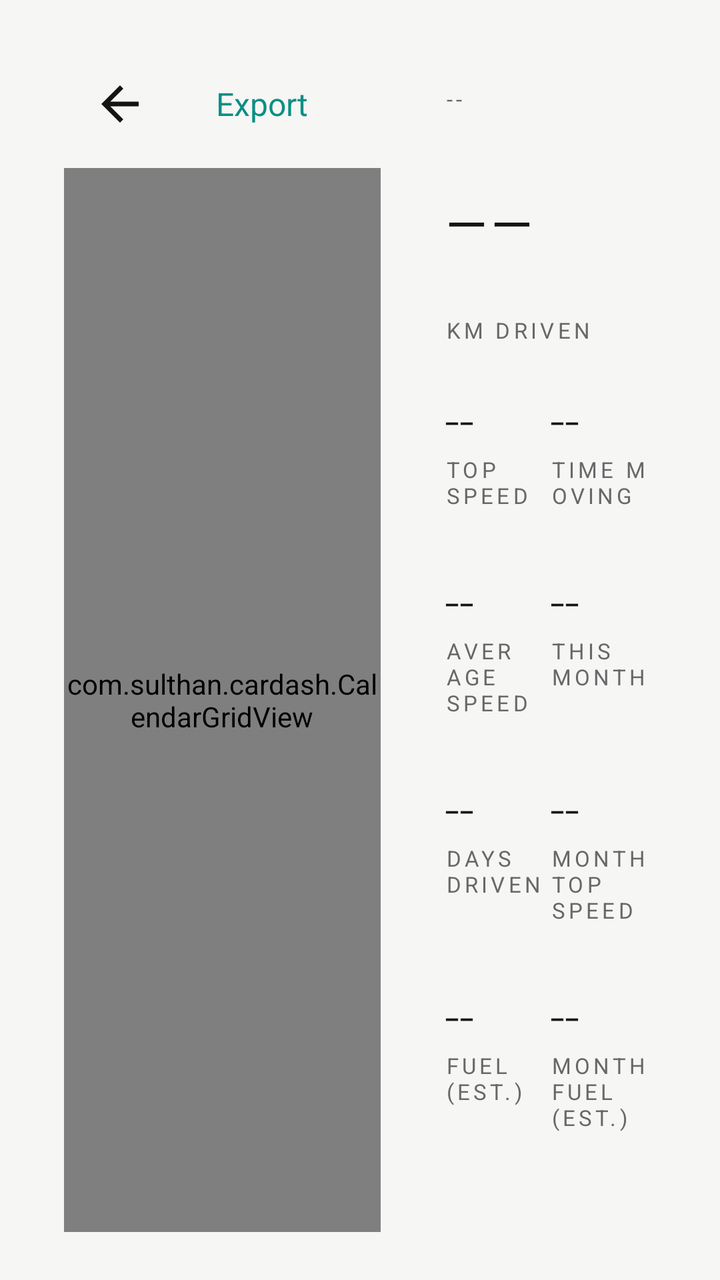
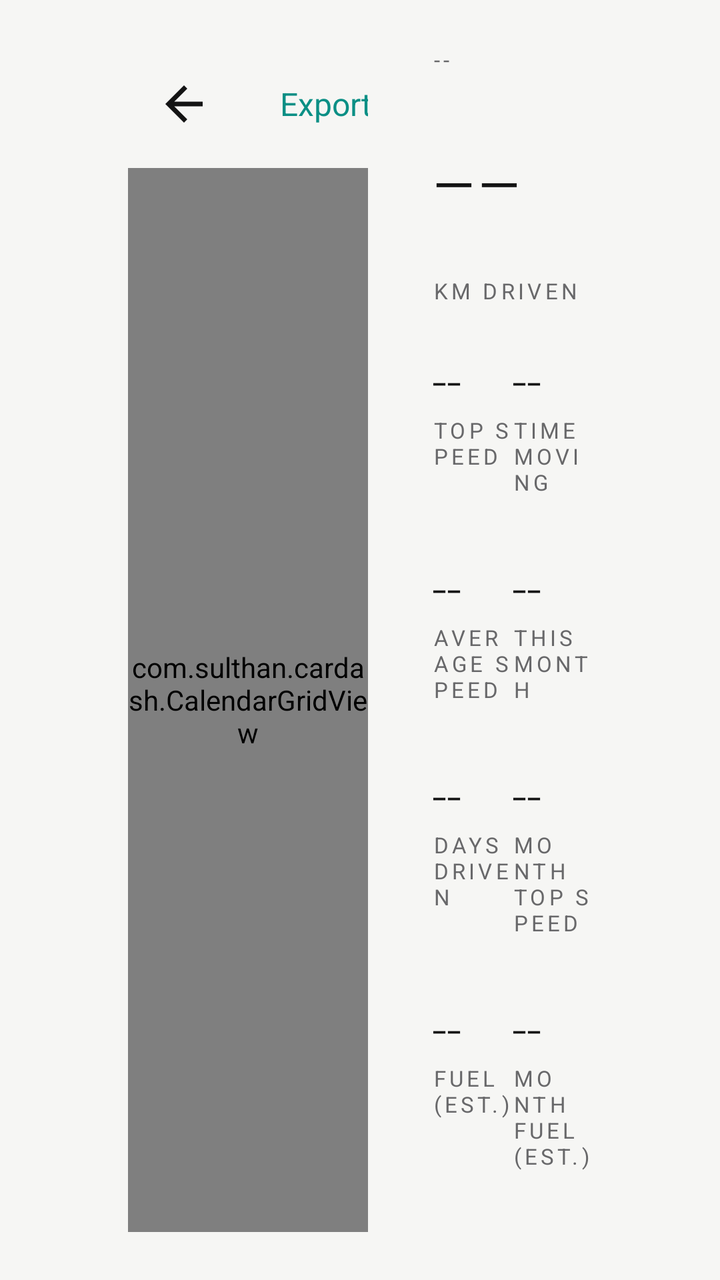

The first picture is an Android layout as it rendered before a commit; the second is the same layout after the commit. The layout source and the unified diff follow.
<!-- AndroidManifest.xml: activity theme CdAppTheme -->
<!-- res/layout/activity_drives.xml -->
<?xml version="1.0" encoding="utf-8"?>
<LinearLayout xmlns:android="http://schemas.android.com/apk/res/android"
    android:layout_width="match_parent"
    android:layout_height="match_parent"
    android:orientation="horizontal"
    android:paddingBottom="24dp"
    android:paddingEnd="32dp"
    android:paddingStart="32dp"
    android:paddingTop="20dp">

    <LinearLayout
        android:layout_width="0dp"
        android:layout_height="match_parent"
        android:layout_marginEnd="32dp"
        android:layout_weight="6"
        android:orientation="vertical">

        <LinearLayout
            android:layout_width="match_parent"
            android:layout_height="64dp"
            android:gravity="center_vertical"
            android:orientation="horizontal">

            <ImageButton
                android:id="@+id/d_back"
                style="@style/IconButton"
                android:contentDescription="Back"
                android:src="@drawable/ic_back" />

            <TextView
                android:id="@+id/d_month"
                android:layout_width="0dp"
                android:layout_height="wrap_content"
                android:layout_marginStart="8dp"
                android:layout_weight="1"
                android:fontFamily="sans-serif-light"
                android:textColor="@color/text"
                android:textSize="26sp" />

            <TextView
                android:id="@+id/d_export"
                android:layout_width="wrap_content"
                android:layout_height="48dp"
                android:layout_marginEnd="8dp"
                android:background="@drawable/round_ripple"
                android:gravity="center"
                android:paddingEnd="12dp"
                android:paddingStart="12dp"
                android:text="Export"
                android:textColor="@color/accent"
                android:textSize="16sp" />

            <ImageButton
                android:id="@+id/d_prev"
                style="@style/IconButton"
                android:contentDescription="Previous month"
                android:src="@drawable/ic_back" />

            <ImageButton
                android:id="@+id/d_next"
                style="@style/IconButton"
                android:contentDescription="Next month"
                android:rotation="180"
                android:src="@drawable/ic_back" />
        </LinearLayout>

        <com.sulthan.cardash.CalendarGridView
            android:id="@+id/d_grid"
            android:layout_width="match_parent"
            android:layout_height="0dp"
            android:layout_weight="1" />
    </LinearLayout>

    <LinearLayout
        android:layout_width="0dp"
        android:layout_height="match_parent"
        android:layout_weight="4"
        android:gravity="center_vertical"
        android:orientation="vertical">

        <TextView
            android:id="@+id/d_date"
            style="@style/StatLabel"
            android:text="--" />

        <TextView
            android:id="@+id/d_km"
            android:layout_width="wrap_content"
            android:layout_height="wrap_content"
            android:fontFamily="sans-serif-thin"
            android:text="--"
            android:textColor="@color/text"
            android:textSize="76sp" />

        <TextView
            android:id="@+id/d_km_unit"
            style="@style/StatLabel"
            android:layout_marginBottom="20dp"
            android:text="km driven" />

        <LinearLayout
            android:layout_width="match_parent"
            android:layout_height="wrap_content"
            android:orientation="horizontal">

            <LinearLayout style="@style/FuelCell">
                <TextView android:id="@+id/d_top" style="@style/FuelValue" />
                <TextView style="@style/StatLabel" android:text="Top speed" />
            </LinearLayout>

            <LinearLayout style="@style/FuelCell">
                <TextView android:id="@+id/d_time" style="@style/FuelValue" />
                <TextView style="@style/StatLabel" android:text="Time moving" />
            </LinearLayout>
        </LinearLayout>

        <LinearLayout
            android:layout_width="match_parent"
            android:layout_height="wrap_content"
            android:orientation="horizontal">

            <LinearLayout style="@style/FuelCell">
                <TextView android:id="@+id/d_avg" style="@style/FuelValue" />
                <TextView style="@style/StatLabel" android:text="Average speed" />
            </LinearLayout>

            <LinearLayout style="@style/FuelCell">
                <TextView android:id="@+id/d_month_km" style="@style/FuelValue" />
                <TextView style="@style/StatLabel" android:text="This month" />
            </LinearLayout>
        </LinearLayout>

        <LinearLayout
            android:layout_width="match_parent"
            android:layout_height="wrap_content"
            android:orientation="horizontal">

            <LinearLayout style="@style/FuelCell">
                <TextView android:id="@+id/d_month_days" style="@style/FuelValue" />
                <TextView style="@style/StatLabel" android:text="Days driven" />
            </LinearLayout>

            <LinearLayout style="@style/FuelCell">
                <TextView android:id="@+id/d_month_top" style="@style/FuelValue" />
                <TextView style="@style/StatLabel" android:text="Month top speed" />
            </LinearLayout>
        </LinearLayout>

        <LinearLayout
            android:layout_width="match_parent"
            android:layout_height="wrap_content"
            android:orientation="horizontal">

            <LinearLayout style="@style/FuelCell">
                <TextView android:id="@+id/d_fuel" style="@style/FuelValue" />
                <TextView style="@style/StatLabel" android:text="Fuel (est.)" />
            </LinearLayout>

            <LinearLayout style="@style/FuelCell">
                <TextView android:id="@+id/d_month_fuel" style="@style/FuelValue" />
                <TextView style="@style/StatLabel" android:text="Month fuel (est.)" />
            </LinearLayout>
        </LinearLayout>

        <TextView
            android:id="@+id/d_empty"
            android:layout_width="match_parent"
            android:layout_height="wrap_content"
            android:fontFamily="sans-serif-light"
            android:text="No drives recorded yet.\nDrives are recorded from the OBD-II adapter's speed, or from GPS when Location is on."
            android:textColor="@color/text_dim"
            android:textSize="14sp"
            android:visibility="gone" />
    </LinearLayout>
</LinearLayout>
<!-- resources referenced by this layout -->
<resources>
  <color name="accent">#0B8F85</color>
  <color name="text">#141414</color>
  <color name="text_dim">#68686A</color>
  <!-- drawable ic_back (drawable) -->
  <?xml version="1.0" encoding="utf-8"?>
  <vector xmlns:android="http://schemas.android.com/apk/res/android"
      android:width="24dp" android:height="24dp" android:viewportWidth="24" android:viewportHeight="24">
      <path android:fillColor="#FFFFFFFF" android:pathData="M20,11H7.83l5.59,-5.59L12,4l-8,8 8,8 1.41,-1.41L7.83,13H20v-2z" />
  </vector>
  <!-- drawable round_ripple (drawable) -->
  <?xml version="1.0" encoding="utf-8"?>
  <ripple xmlns:android="http://schemas.android.com/apk/res/android" android:color="@color/card_pressed" />
  <style name="FuelCell">
          <item name="android:layout_width">0dp</item>
          <item name="android:layout_height">wrap_content</item>
          <item name="android:layout_weight">1</item>
          <item name="android:layout_marginBottom">28dp</item>
          <item name="android:orientation">vertical</item>
      </style>
  <style name="FuelValue">
          <item name="android:layout_width">wrap_content</item>
          <item name="android:layout_height">wrap_content</item>
          <item name="android:textSize">26sp</item>
          <item name="android:textColor">@color/text</item>
          <item name="android:fontFamily">sans-serif-light</item>
          <item name="android:text">--</item>
      </style>
  <style name="IconButton">
          <item name="android:layout_width">56dp</item>
          <item name="android:layout_height">56dp</item>
          <item name="android:padding">14dp</item>
          <item name="android:background">@drawable/round_ripple</item>
          <item name="android:tint">@color/text</item>
          <item name="android:scaleType">fitCenter</item>
      </style>
  <style name="StatLabel">
          <item name="android:layout_width">wrap_content</item>
          <item name="android:layout_height">wrap_content</item>
          <item name="android:textSize">11sp</item>
          <item name="android:textColor">@color/text_dim</item>
          <item name="android:textAllCaps">true</item>
          <item name="android:letterSpacing">0.16</item>
      </style>
  <style name="CdAppTheme" parent="android:Theme.Material.Light.NoActionBar.Fullscreen">
          <item name="android:windowBackground">@color/bg</item>
          <item name="android:colorAccent">@color/accent</item>
          <item name="android:colorPrimary">@color/bg</item>
          <item name="android:colorPrimaryDark">@color/bg</item>
          <item name="android:textColor">@color/text</item>
      </style>
  <color name="card_pressed">#E4E4E1</color>
  <color name="bg">#F6F6F4</color>
</resources>

<!-- the commit's change to res/layout/activity_drives.xml (unified diff, before → after) -->
@@ -4,8 +4,8 @@
     android:layout_height="match_parent"
     android:orientation="horizontal"
     android:paddingBottom="24dp"
-    android:paddingEnd="32dp"
-    android:paddingStart="32dp"
+    android:paddingEnd="@dimen/edge_safe"
+    android:paddingStart="@dimen/edge_safe"
     android:paddingTop="20dp">
 
     <LinearLayout
<!-- resource entries referenced after the edit -->
@@ -3,6 +3,7 @@
   <color name="accent">#0B8F85</color>
   <color name="text">#141414</color>
   <color name="text_dim">#68686A</color>
+  <dimen name="edge_safe">64dp</dimen>
   <!-- drawable ic_back (drawable) -->
   <?xml version="1.0" encoding="utf-8"?>
   <vector xmlns:android="http://schemas.android.com/apk/res/android"
